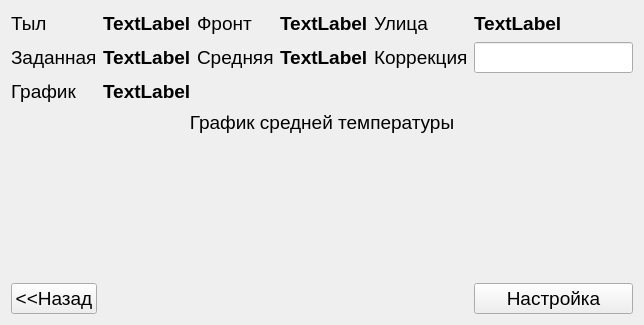
ciberslavik/climacore, file QtClient/QtClimaClient/Frames/TemperatureOwerviewFrame.ui: the form before one commit.
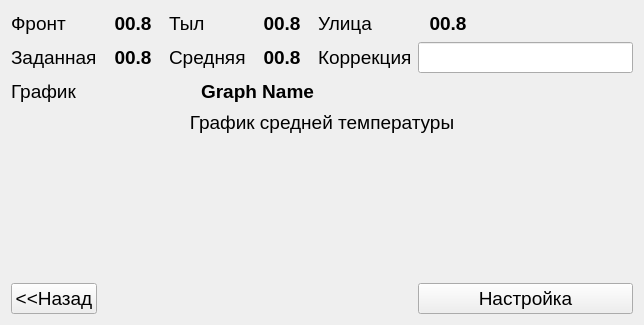
The form after the commit. Custom widgets are drawn as their Qt base class.

The edit to the form file:
```diff
--- a/QtClient/QtClimaClient/Frames/TemperatureOwerviewFrame.ui
+++ b/QtClient/QtClimaClient/Frames/TemperatureOwerviewFrame.ui
@@ -22,27 +22,7 @@
    <item row="0" column="2">
     <widget class="QLabel" name="label_3">
      <property name="text">
-      <string>Фронт</string>
-     </property>
-    </widget>
-   </item>
-   <item row="2" column="1" colspan="3">
-    <widget class="QLabel" name="label_11">
-     <property name="maximumSize">
-      <size>
-       <width>16777215</width>
-       <height>25</height>
-      </size>
-     </property>
-     <property name="font">
-      <font>
-       <pointsize>14</pointsize>
-       <weight>75</weight>
-       <bold>true</bold>
-      </font>
-     </property>
-     <property name="text">
-      <string>TextLabel</string>
+      <string>Тыл</string>
      </property>
     </widget>
    </item>
@@ -54,7 +34,19 @@
     </widget>
    </item>
    <item row="0" column="5">
-    <widget class="QLabel" name="label_6">
+    <widget class="QLabel" name="lblOutdoor">
+     <property name="minimumSize">
+      <size>
+       <width>60</width>
+       <height>0</height>
+      </size>
+     </property>
+     <property name="maximumSize">
+      <size>
+       <width>50</width>
+       <height>16777215</height>
+      </size>
+     </property>
      <property name="font">
       <font>
        <pointsize>14</pointsize>
@@ -63,7 +55,10 @@
       </font>
      </property>
      <property name="text">
-      <string>TextLabel</string>
+      <string>00.8</string>
+     </property>
+     <property name="alignment">
+      <set>Qt::AlignCenter</set>
      </property>
     </widget>
    </item>
@@ -86,7 +81,19 @@
     </widget>
    </item>
    <item row="1" column="1">
-    <widget class="QLabel" name="label_8">
+    <widget class="QLabel" name="lblSetpoint">
+     <property name="minimumSize">
+      <size>
+       <width>60</width>
+       <height>0</height>
+      </size>
+     </property>
+     <property name="maximumSize">
+      <size>
+       <width>50</width>
+       <height>16777215</height>
+      </size>
+     </property>
      <property name="font">
       <font>
        <pointsize>14</pointsize>
@@ -95,7 +102,10 @@
       </font>
      </property>
      <property name="text">
-      <string>TextLabel</string>
+      <string>00.8</string>
+     </property>
+     <property name="alignment">
+      <set>Qt::AlignCenter</set>
      </property>
     </widget>
    </item>
@@ -104,6 +114,18 @@
    </item>
    <item row="1" column="3">
     <widget class="QLabel" name="label_13">
+     <property name="minimumSize">
+      <size>
+       <width>60</width>
+       <height>0</height>
+      </size>
+     </property>
+     <property name="maximumSize">
+      <size>
+       <width>50</width>
+       <height>16777215</height>
+      </size>
+     </property>
      <property name="font">
       <font>
        <pointsize>14</pointsize>
@@ -112,7 +134,10 @@
       </font>
      </property>
      <property name="text">
-      <string>TextLabel</string>
+      <string>00.8</string>
+     </property>
+     <property name="alignment">
+      <set>Qt::AlignCenter</set>
      </property>
     </widget>
    </item>
@@ -125,7 +150,7 @@
       </size>
      </property>
      <property name="text">
-      <string>Тыл</string>
+      <string>Фронт</string>
      </property>
     </widget>
    </item>
@@ -144,7 +169,19 @@
     </widget>
    </item>
    <item row="0" column="1">
-    <widget class="QLabel" name="label_2">
+    <widget class="QLabel" name="lblFront">
+     <property name="minimumSize">
+      <size>
+       <width>60</width>
+       <height>0</height>
+      </size>
+     </property>
+     <property name="maximumSize">
+      <size>
+       <width>50</width>
+       <height>16777215</height>
+      </size>
+     </property>
      <property name="font">
       <font>
        <pointsize>14</pointsize>
@@ -153,7 +190,10 @@
       </font>
      </property>
      <property name="text">
-      <string>TextLabel</string>
+      <string>00.8</string>
+     </property>
+     <property name="alignment">
+      <set>Qt::AlignCenter</set>
      </property>
     </widget>
    </item>
@@ -172,7 +212,19 @@
     </widget>
    </item>
    <item row="0" column="3">
-    <widget class="QLabel" name="label_4">
+    <widget class="QLabel" name="lblRear">
+     <property name="minimumSize">
+      <size>
+       <width>60</width>
+       <height>0</height>
+      </size>
+     </property>
+     <property name="maximumSize">
+      <size>
+       <width>50</width>
+       <height>16777215</height>
+      </size>
+     </property>
      <property name="font">
       <font>
        <pointsize>14</pointsize>
@@ -181,7 +233,10 @@
       </font>
      </property>
      <property name="text">
-      <string>TextLabel</string>
+      <string>00.8</string>
+     </property>
+     <property name="alignment">
+      <set>Qt::AlignCenter</set>
      </property>
     </widget>
    </item>
@@ -208,6 +263,35 @@
      </property>
     </widget>
    </item>
+   <item row="2" column="1" colspan="4">
+    <widget class="QLabel" name="lblGraphName">
+     <property name="minimumSize">
+      <size>
+       <width>0</width>
+       <height>0</height>
+      </size>
+     </property>
+     <property name="maximumSize">
+      <size>
+       <width>65000</width>
+       <height>25</height>
+      </size>
+     </property>
+     <property name="font">
+      <font>
+       <pointsize>14</pointsize>
+       <weight>75</weight>
+       <bold>true</bold>
+      </font>
+     </property>
+     <property name="text">
+      <string>Graph Name</string>
+     </property>
+     <property name="alignment">
+      <set>Qt::AlignCenter</set>
+     </property>
+    </widget>
+   </item>
   </layout>
  </widget>
  <customwidgets>
```
Left out of the diff: 4 changed lines with no effect on the pictures.
